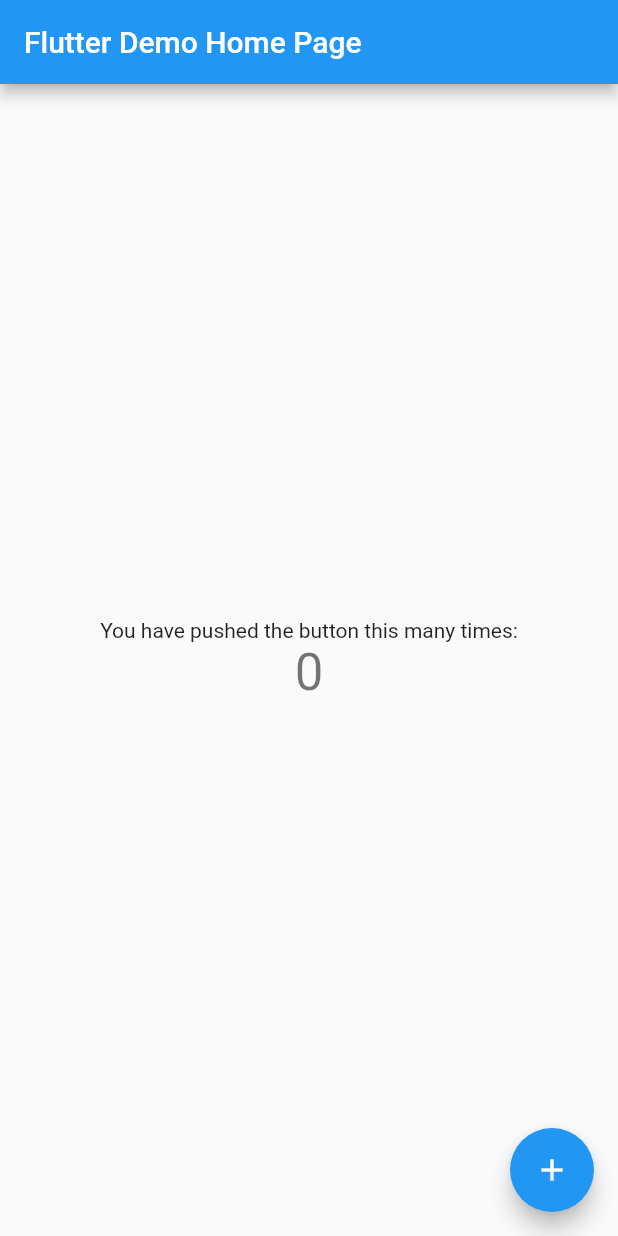
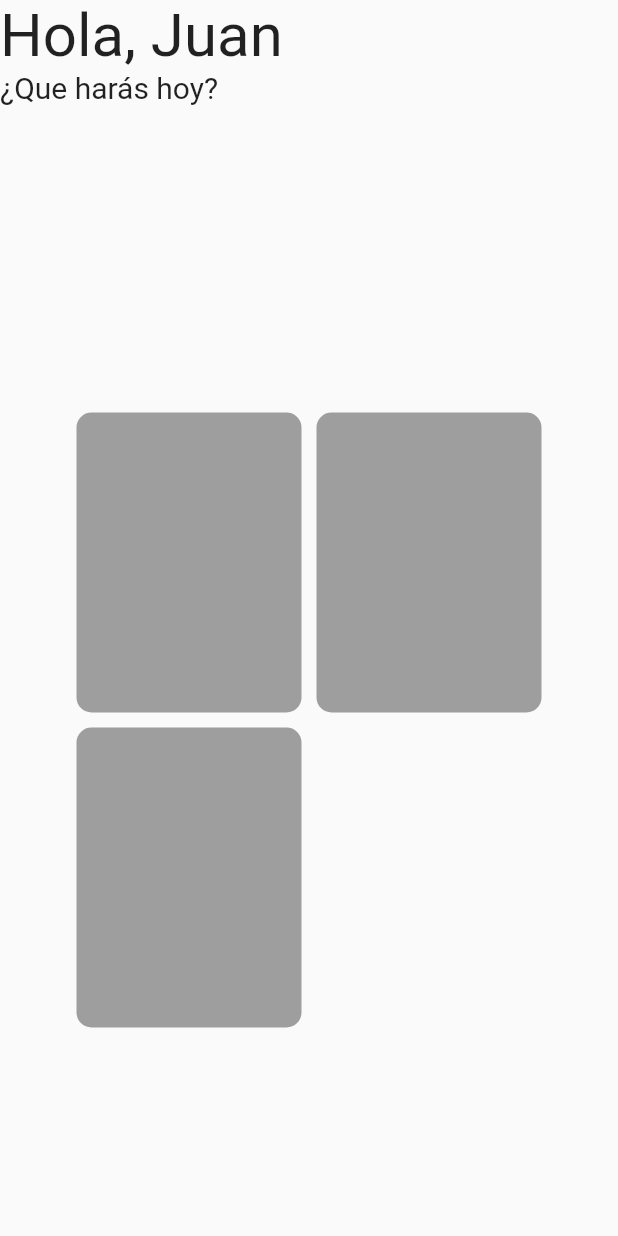
Before and after one commit to SamirPerezBazza/excercise-tracker, a Flutter app: the screen it shows after launch, on a phone screen of 412 x 824 dp. Run offline on Flutter 3.47's test engine with Material 2 defaults, Android fonts, the phone set to English and light mode, and no system bars.

Commit message:
created main layout

```diff
--- a/lib/main.dart
+++ b/lib/main.dart
@@ -70,46 +70,91 @@ class _MyHomePageState extends State<MyHomePage> {
     // fast, so that you can just rebuild anything that needs updating rather
     // than having to individually change instances of widgets.
     return Scaffold(
-      appBar: AppBar(
-        // Here we take the value from the MyHomePage object that was created by
-        // the App.build method, and use it to set our appbar title.
-        title: Text(widget.title),
-      ),
-      body: Center(
-        // Center is a layout widget. It takes a single child and positions it
-        // in the middle of the parent.
-        child: Column(
-          // Column is also a layout widget. It takes a list of children and
-          // arranges them vertically. By default, it sizes itself to fit its
-          // children horizontally, and tries to be as tall as its parent.
-          //
-          // Invoke "debug painting" (press "p" in the console, choose the
-          // "Toggle Debug Paint" action from the Flutter Inspector in Android
-          // Studio, or the "Toggle Debug Paint" command in Visual Studio Code)
-          // to see the wireframe for each widget.
-          //
-          // Column has various properties to control how it sizes itself and
-          // how it positions its children. Here we use mainAxisAlignment to
-          // center the children vertically; the main axis here is the vertical
-          // axis because Columns are vertical (the cross axis would be
-          // horizontal).
-          mainAxisAlignment: MainAxisAlignment.center,
-          children: <Widget>[
-            const Text(
-              'You have pushed the button this many times:',
-            ),
-            Text(
-              '$_counter',
-              style: Theme.of(context).textTheme.headlineMedium,
-            ),
-          ],
+        body: Column(
+      children: <Widget>[
+        Align(
+            alignment: Alignment.topLeft,
+            child: Column(
+              crossAxisAlignment: CrossAxisAlignment.start,
+              children: const [
+                Text(
+                  'Hola, Juan',
+                  style: TextStyle(fontSize: 40),
+                ),
+                Text(
+                  '¿Que harás hoy?',
+                  style: TextStyle(fontSize: 20),
+                )
+              ],
+            )),
+        Align(
+            alignment: Alignment.center,
+            heightFactor: 2,
+            child: Wrap(
+              spacing: 10,
+              runSpacing: 10,
+              children: const <Widget>[
+                Card(),
+                Card(),
+                Card(),
+              ],
+            )),
+        Align(
+            alignment: Alignment.center,
+            child: Wrap(
+              spacing: 10,
+              runSpacing: 10,
+              children: const <Widget>[
+                RoundButton(),
+                RoundButton(),
+                RoundButton(),
+                RoundButton(),
+              ],
+            ))
+      ],
+    ) // This trailing comma makes auto-formatting nicer for build methods.
+        );
+  }
+}
+
+class RoundButton extends StatelessWidget {
+  const RoundButton({
+    super.key,
+  });
+
+  @override
+  Widget build(BuildContext context) {
+    return Container(
+      height: 60,
+      width: 60,
+      child: Material(
+        borderRadius: BorderRadius.circular(100),
+        color: Colors.grey,
+        child: InkWell(
+          onTap: () {},
         ),
       ),
-      floatingActionButton: FloatingActionButton(
-        onPressed: _incrementCounter,
-        tooltip: 'Increment',
-        child: const Icon(Icons.add),
-      ), // This trailing comma makes auto-formatting nicer for build methods.
     );
   }
 }
+
+class Card extends StatelessWidget {
+  const Card({
+    super.key,
+  });
+
+  @override
+  Widget build(BuildContext context) {
+    return Container(
+      height: 200,
+      width: 150,
+      child: Material(
+        borderRadius: BorderRadius.circular(10),
+        color: Colors.grey,
+        child: InkWell(
+          onTap: () {},
+        ),
+      ),
+    );
+  }
+}
```
